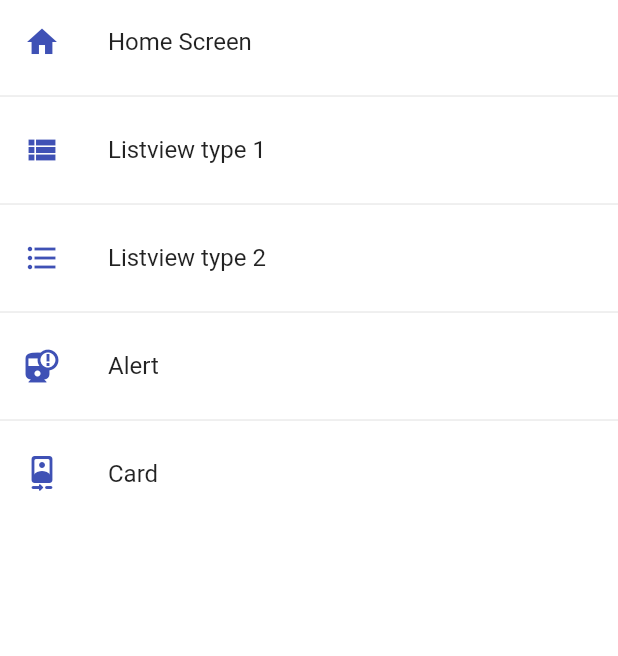
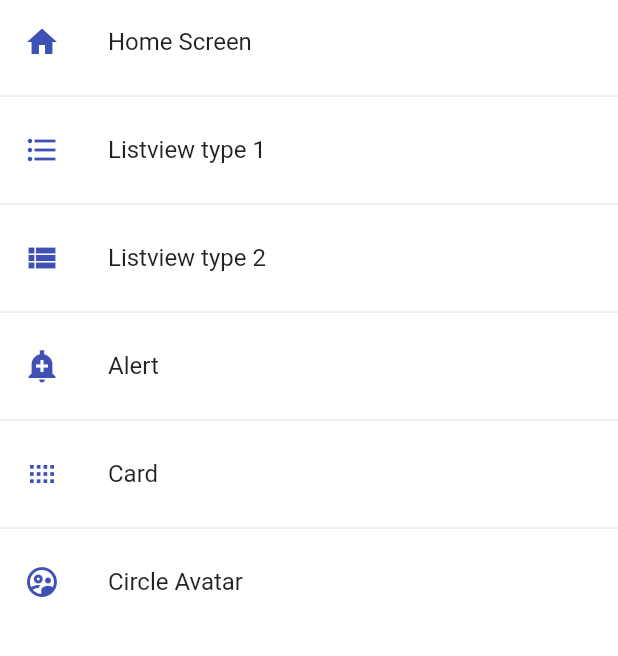
Before and after one commit to Adrizen/flutter-components, a Flutter app: the screen it shows after launch, on a phone screen of 412 x 824 dp, the part 84-740 px from its top. Run offline on Flutter 3.47's test engine with Material 2 defaults, Android fonts, the phone set to English and light mode, and no system bars.

Commit message:
Cards, avatar and alert screens.

```diff
--- a/lib/router/app_routes.dart
+++ b/lib/router/app_routes.dart
@@ -27,22 +27,27 @@ class AppRoutes {
         route: '/listview1',
         name: 'Listview type 1',
         screen: const Listview1Screen(),
-        icon: Icons.view_list),
+        icon: Icons.format_list_bulleted_outlined),
     MenuOption(
         route: '/listview2',
         name: 'Listview type 2',
         screen: const Listview2Screen(),
-        icon: Icons.format_list_bulleted_outlined),
+        icon: Icons.view_list),
     MenuOption(
         route: '/alert',
         name: 'Alert',
         screen: const AlertScreen(),
-        icon: Icons.railway_alert),
+        icon: Icons.add_alert_sharp),
     MenuOption(
         route: '/card',
         name: 'Card',
         screen: const CardScreen(),
-        icon: Icons.camera_front_rounded)
+        icon: Icons.view_compact_rounded),
+    MenuOption(
+        route: '/avatar',
+        name: 'Circle Avatar',
+        screen: const AvatarScreen(),
+        icon: Icons.supervised_user_circle_outlined),
   ];
 
   // static Map<String, Widget Function(BuildContext)> routes = {
--- a/lib/screens/screens.dart
+++ b/lib/screens/screens.dart
@@ -1,4 +1,5 @@
 // This is a barrel.
+export 'package:fl_components/screens/avatar_screen.dart';
 export 'package:fl_components/screens/home_screen.dart';
 export 'package:fl_components/screens/alert_screen.dart';
 export 'package:fl_components/screens/card_screen.dart';
--- a/lib/theme/app_theme.dart
+++ b/lib/theme/app_theme.dart
@@ -13,7 +13,17 @@ class AppTheme {
 
       // Text button theme.
       textButtonTheme: TextButtonThemeData(
-          style: TextButton.styleFrom(primary: primaryColor)));
+          style: TextButton.styleFrom(primary: primaryColor)),
+
+      // FloatingActionButtons.
+      floatingActionButtonTheme:
+          const FloatingActionButtonThemeData(backgroundColor: primaryColor),
+      // ElevatedButtonTheme.
+      elevatedButtonTheme: ElevatedButtonThemeData(
+          style: ElevatedButton.styleFrom(
+              primary: primaryColor,
+              shape: const StadiumBorder(),
+              elevation: 0)));
 
   static const Color secondaryColor = Colors.deepOrangeAccent;
 
--- a/lib/widgets/widgets.dart
+++ b/lib/widgets/widgets.dart
@@ -1 +1,2 @@
+export 'package:fl_components/widgets/custom_card_type_2.dart';
 export 'package:fl_components/widgets/custom_card_type_1.dart';
--- a/pubspec.yaml
+++ b/pubspec.yaml
@@ -58,8 +58,8 @@ flutter:
   uses-material-design: true
 
   # To add assets to your application, add an assets section, like this:
-  # assets:
-  #   - images/a_dot_burr.jpeg
+  assets:
+    - assets/
   #   - images/a_dot_ham.jpeg
 
   # An image asset can refer to one or more resolution-specific "variants", see
```
Also changed, not shown: lib/screens/alert_screen.dart (+86 -5 lines), lib/screens/avatar_screen.dart (added, +14 -0 lines), lib/screens/card_screen.dart (+25 -2 lines), lib/widgets/custom_card_type_2.dart (added, +35 -0 lines), assets/jar-loading.gif (added).
